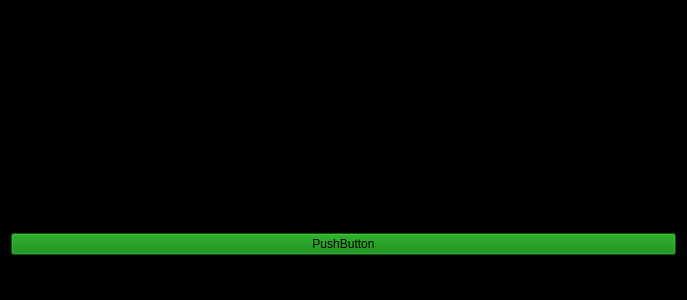
This is src/ViewLayer/SongListUI.ui in UCSolarCarTeam/Epsilon-Onboard-Media-Control as Qt 5 draws it before an edit. The edited form follows.
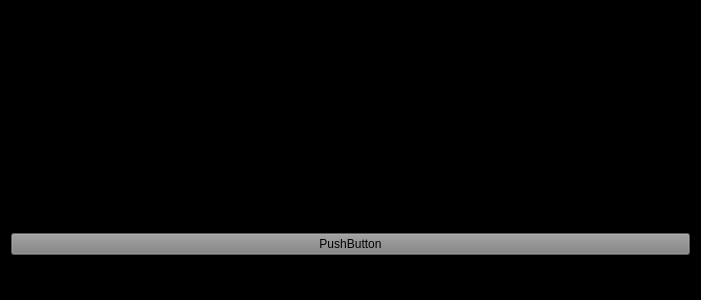
This is the edited form.

```diff
--- a/src/ViewLayer/SongListUI.ui
+++ b/src/ViewLayer/SongListUI.ui
@@ -6,7 +6,7 @@
    <rect>
     <x>0</x>
     <y>0</y>
-    <width>400</width>
+    <width>701</width>
     <height>300</height>
    </rect>
   </property>
@@ -125,7 +125,8 @@
    <item>
     <widget class="QPushButton" name="listToPlayer">
      <property name="styleSheet">
-      <string notr="true">background-color:green;</string>
+      <string notr="true">background-color:grey;
+</string>
      </property>
      <property name="text">
       <string>PushButton</string>
```
